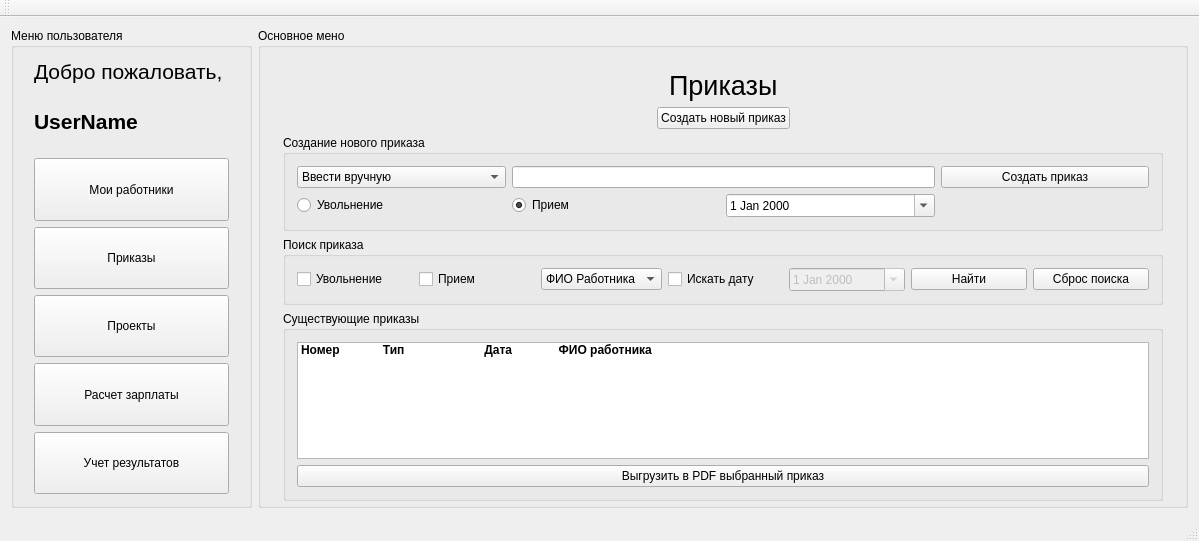
Qt form salary/salary.ui (a-mihaylov/salary) before a commit.
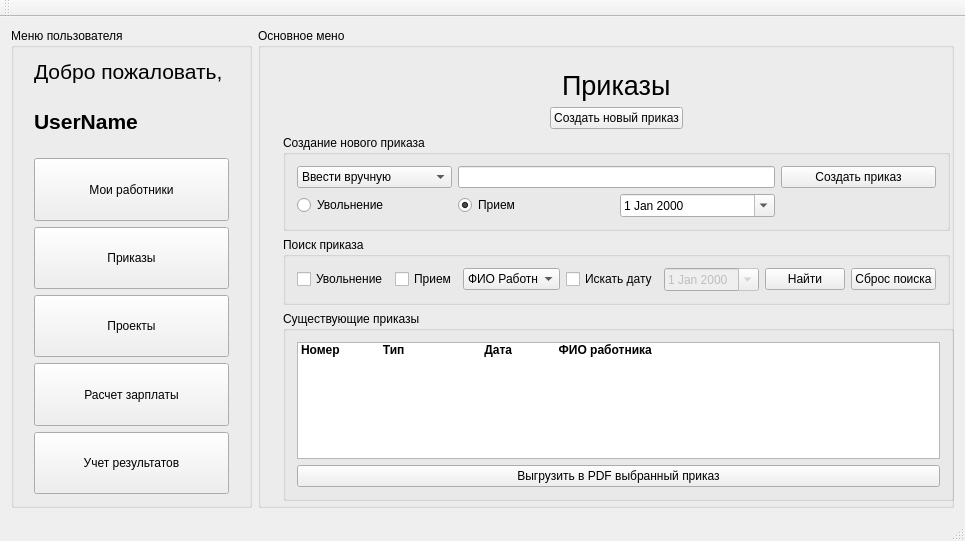
The same form after that commit. The open tabs and pages were chosen to show the change.

Commit message: Переработка окна работы с приказами с целью корректного отображения в полноэкранном режиме

What changed in the file:
```diff
--- a/salary/salary.ui
+++ b/salary/salary.ui
@@ -6,7 +6,7 @@
    <rect>
     <x>0</x>
     <y>0</y>
-    <width>1199</width>
+    <width>961</width>
     <height>541</height>
    </rect>
   </property>
@@ -1081,7 +1081,7 @@
               <bool>true</bool>
              </property>
              <property name="sizePolicy">
-              <sizepolicy hsizetype="Minimum" vsizetype="Expanding">
+              <sizepolicy hsizetype="Minimum" vsizetype="Fixed">
                <horstretch>0</horstretch>
                <verstretch>0</verstretch>
               </sizepolicy>
@@ -1149,7 +1149,7 @@
            <item row="2" column="0">
             <widget class="QGroupBox" name="groupBox_3">
              <property name="sizePolicy">
-              <sizepolicy hsizetype="Minimum" vsizetype="Expanding">
+              <sizepolicy hsizetype="Minimum" vsizetype="Fixed">
                <horstretch>0</horstretch>
                <verstretch>0</verstretch>
               </sizepolicy>
@@ -1218,7 +1218,7 @@
            <item row="3" column="0">
             <widget class="QGroupBox" name="groupBox_4">
              <property name="sizePolicy">
-              <sizepolicy hsizetype="Preferred" vsizetype="MinimumExpanding">
+              <sizepolicy hsizetype="Preferred" vsizetype="Expanding">
                <horstretch>0</horstretch>
                <verstretch>0</verstretch>
               </sizepolicy>
@@ -1236,7 +1236,7 @@
               <item>
                <widget class="QListWidget" name="prikaz_list">
                 <property name="sizePolicy">
-                 <sizepolicy hsizetype="Expanding" vsizetype="Fixed">
+                 <sizepolicy hsizetype="Expanding" vsizetype="Expanding">
                   <horstretch>0</horstretch>
                   <verstretch>0</verstretch>
                  </sizepolicy>
@@ -1244,7 +1244,7 @@
                 <property name="maximumSize">
                  <size>
                   <width>16777215</width>
-                  <height>149</height>
+                  <height>16777215</height>
                  </size>
                 </property>
                 <item>
```
Left out of the diff: 4 changed lines with no effect on the pictures.
